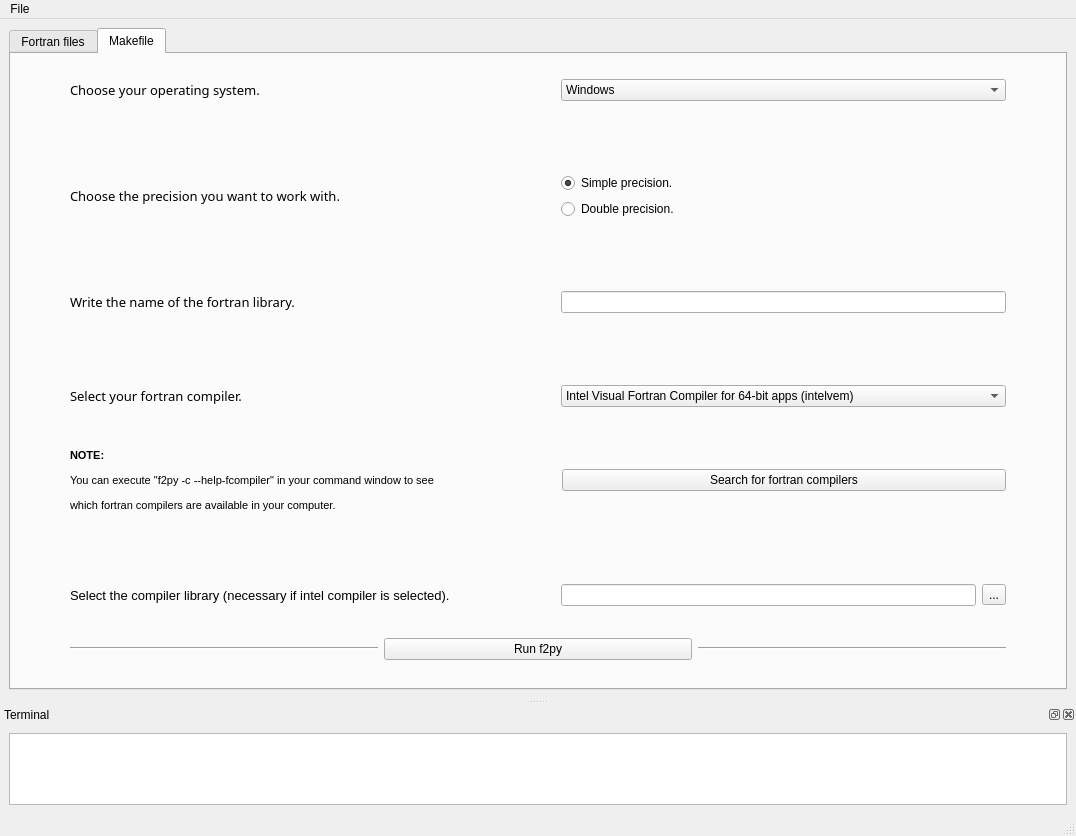
This is fparser_GUI/GUI.ui in mramagu/Fortran-to-Python-Wrapper as Qt 5 draws it before an edit. The edited form follows.
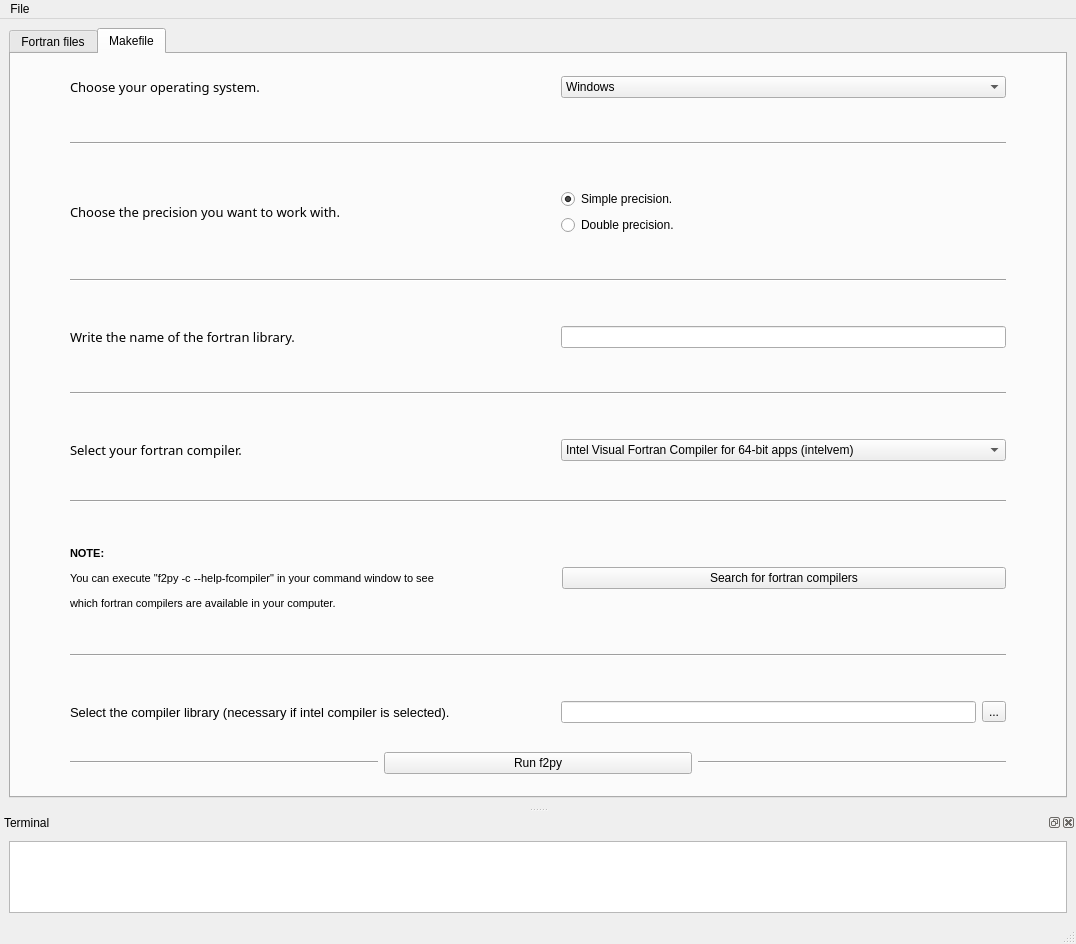
This is the edited form.

Commit message: GUI makefile tab lines.

```diff
--- a/fparser_GUI/GUI.ui
+++ b/fparser_GUI/GUI.ui
@@ -7,7 +7,7 @@
     <x>0</x>
     <y>0</y>
     <width>1076</width>
-    <height>836</height>
+    <height>944</height>
    </rect>
   </property>
   <property name="windowTitle">
@@ -376,7 +376,40 @@
           <property name="sizeHint" stdset="0">
            <size>
             <width>20</width>
-            <height>50</height>
+            <height>25</height>
+           </size>
+          </property>
+         </spacer>
+        </item>
+        <item>
+         <layout class="QHBoxLayout" name="horizontalLayout_12">
+          <property name="leftMargin">
+           <number>50</number>
+          </property>
+          <property name="rightMargin">
+           <number>50</number>
+          </property>
+          <item>
+           <widget class="Line" name="line_5">
+            <property name="orientation">
+             <enum>Qt::Horizontal</enum>
+            </property>
+           </widget>
+          </item>
+         </layout>
+        </item>
+        <item>
+         <spacer name="verticalSpacer_8">
+          <property name="orientation">
+           <enum>Qt::Vertical</enum>
+          </property>
+          <property name="sizeType">
+           <enum>QSizePolicy::Fixed</enum>
+          </property>
+          <property name="sizeHint" stdset="0">
+           <size>
+            <width>20</width>
+            <height>25</height>
            </size>
           </property>
          </spacer>
@@ -443,7 +476,40 @@
           <property name="sizeHint" stdset="0">
            <size>
             <width>20</width>
-            <height>50</height>
+            <height>25</height>
+           </size>
+          </property>
+         </spacer>
+        </item>
+        <item>
+         <layout class="QHBoxLayout" name="horizontalLayout_13">
+          <property name="leftMargin">
+           <number>50</number>
+          </property>
+          <property name="rightMargin">
+           <number>50</number>
+          </property>
+          <item>
+           <widget class="Line" name="line_6">
+            <property name="orientation">
+             <enum>Qt::Horizontal</enum>
+            </property>
+           </widget>
+          </item>
+         </layout>
+        </item>
+        <item>
+         <spacer name="verticalSpacer_9">
+          <property name="orientation">
+           <enum>Qt::Vertical</enum>
+          </property>
+          <property name="sizeType">
+           <enum>QSizePolicy::Fixed</enum>
+          </property>
+          <property name="sizeHint" stdset="0">
+           <size>
+            <width>20</width>
+            <height>25</height>
            </size>
           </property>
          </spacer>
@@ -509,7 +575,40 @@
           <property name="sizeHint" stdset="0">
            <size>
             <width>20</width>
-            <height>50</height>
+            <height>25</height>
+           </size>
+          </property>
+         </spacer>
+        </item>
+        <item>
+         <layout class="QHBoxLayout" name="horizontalLayout_14">
+          <property name="leftMargin">
+           <number>50</number>
+          </property>
+          <property name="rightMargin">
+           <number>50</number>
+          </property>
+          <item>
+           <widget class="Line" name="line_7">
+            <property name="orientation">
+             <enum>Qt::Horizontal</enum>
+            </property>
+           </widget>
+          </item>
+         </layout>
+        </item>
+        <item>
+         <spacer name="verticalSpacer_10">
+          <property name="orientation">
+           <enum>Qt::Vertical</enum>
+          </property>
+          <property name="sizeType">
+           <enum>QSizePolicy::Fixed</enum>
+          </property>
+          <property name="sizeHint" stdset="0">
+           <size>
+            <width>20</width>
+            <height>25</height>
            </size>
           </property>
          </spacer>
@@ -580,6 +679,39 @@
           </property>
          </spacer>
         </item>
+        <item>
+         <layout class="QHBoxLayout" name="horizontalLayout_15">
+          <property name="leftMargin">
+           <number>50</number>
+          </property>
+          <property name="rightMargin">
+           <number>50</number>
+          </property>
+          <item>
+           <widget class="Line" name="line_8">
+            <property name="orientation">
+             <enum>Qt::Horizontal</enum>
+            </property>
+           </widget>
+          </item>
+         </layout>
+        </item>
+        <item>
+         <spacer name="verticalSpacer_11">
+          <property name="orientation">
+           <enum>Qt::Vertical</enum>
+          </property>
+          <property name="sizeType">
+           <enum>QSizePolicy::Fixed</enum>
+          </property>
+          <property name="sizeHint" stdset="0">
+           <size>
+            <width>20</width>
+            <height>25</height>
+           </size>
+          </property>
+         </spacer>
+        </item>
         <item>
          <layout class="QHBoxLayout" name="horizontalLayout_8">
           <property name="spacing">
@@ -649,7 +781,40 @@
           <property name="sizeHint" stdset="0">
            <size>
             <width>20</width>
-            <height>50</height>
+            <height>25</height>
+           </size>
+          </property>
+         </spacer>
+        </item>
+        <item>
+         <layout class="QHBoxLayout" name="horizontalLayout_16">
+          <property name="leftMargin">
+           <number>50</number>
+          </property>
+          <property name="rightMargin">
+           <number>50</number>
+          </property>
+          <item>
+           <widget class="Line" name="line_9">
+            <property name="orientation">
+             <enum>Qt::Horizontal</enum>
+            </property>
+           </widget>
+          </item>
+         </layout>
+        </item>
+        <item>
+         <spacer name="verticalSpacer_12">
+          <property name="orientation">
+           <enum>Qt::Vertical</enum>
+          </property>
+          <property name="sizeType">
+           <enum>QSizePolicy::Fixed</enum>
+          </property>
+          <property name="sizeHint" stdset="0">
+           <size>
+            <width>20</width>
+            <height>25</height>
            </size>
           </property>
          </spacer>
```
Left out of the diff: 2 changed lines with no effect on the pictures. The commit also changes 1 other file.
